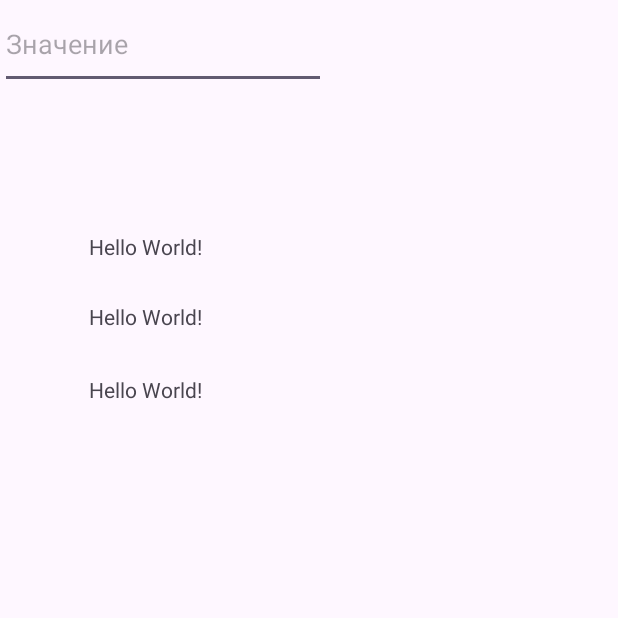
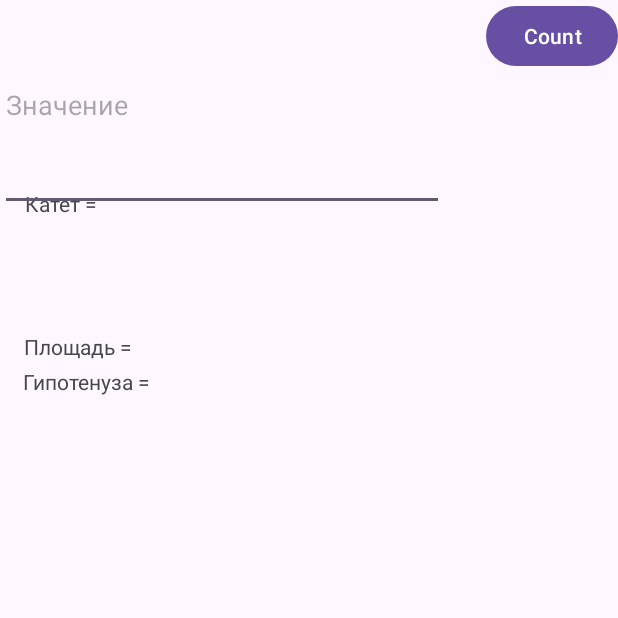
Before and after one commit to GIMIAIN/mobileSoft_laba5, an Android app: the screen it shows after launch (MainActivity), on a phone screen of 412 x 824 dp, the top half of it. Run offline under Robolectric (Android 15) with nearby library versions, the phone set to English and light mode, and no system bars.

Commit message:
Final Version

```diff
--- a/app/src/main/java/com/example/mobilesoft/MainActivity.kt
+++ b/app/src/main/java/com/example/mobilesoft/MainActivity.kt
@@ -1,10 +1,11 @@
 package com.example.mobilesoft
 
 import android.os.Bundle
-import androidx.activity.enableEdgeToEdge
 import androidx.appcompat.app.AppCompatActivity
-import androidx.core.view.ViewCompat
-import androidx.core.view.WindowInsetsCompat
+import android.widget.TextView
+import com.google.android.material.textfield.TextInputLayout
+import android.widget.Button
+import com.google.android.material.textfield.TextInputEditText
 
 class MainActivity : AppCompatActivity() {
 
@@ -12,11 +13,50 @@ class MainActivity : AppCompatActivity() {
         super.onCreate(savedInstanceState)
         setContentView(R.layout.activity_main)
 
-        val triangle = RightAngledTriangle(leg = 5.0) // Задайте значение катета
-        val area = triangle.calculateArea()
-        val hypotenuse = triangle.calculateHypotenuse()
+        // Вывод результатов в лог или на экран
+        val input = findViewById(R.id.text_input) as TextInputEditText
+        val katet: TextView = findViewById(R.id.katet) as TextView
+        val ploshyad: TextView = findViewById(R.id.ploshyad) as TextView
+        val hypotenuze: TextView = findViewById(R.id.hypotenuze) as TextView
 
-        // Вывод результатов в лог или на экран
-        Log.d("Triangle", "Area: $area, Hypotenuse: $hypotenuse")
+        val button = findViewById<Button>(R.id.button)
+
+        fun removeLetters(word: String):Double {
+            val re = Regex("[^0-9. ]")
+            var new_word = word
+            new_word = re.replace(new_word, "") // works
+            return new_word.toDouble()
+        }
+
+        val default_katet = katet.text
+        val default_ploshyad = ploshyad.text
+        val default_hypotenuze = hypotenuze.text
+
+        // Устанавливаем обработчик клика
+        button.setOnClickListener {
+            // Действие по нажатию кнопки
+            katet.text = default_katet
+            ploshyad.text = default_ploshyad
+            hypotenuze.text = default_hypotenuze
+            var parse = input.text.toString()
+            if (parse.contains("L", ignoreCase = true)){
+                val triangle = RightAngledTriangle(leg = removeLetters(parse))
+                ploshyad.text = ploshyad.text.toString() + triangle.calculateArea().toString()
+                katet.text = katet.text.toString() + triangle.calculateLeg().toString()
+                hypotenuze.text = hypotenuze.text.toString() + triangle.calculateHypotenuse().toString()
+            }
+            else if (parse.contains("H", ignoreCase = true)){
+                val triangle = RightAngledTriangle(hypotenuse = removeLetters(parse))
+                ploshyad.text = ploshyad.text.toString() + triangle.calculateArea().toString()
+                katet.text = katet.text.toString() + triangle.calculateLeg().toString()
+                hypotenuze.text = hypotenuze.text.toString() + triangle.calculateHypotenuse().toString()
+            }
+            else if (parse.contains("A", ignoreCase = true)){
+                val triangle = RightAngledTriangle(area = removeLetters(parse))
+                ploshyad.text = ploshyad.text.toString() + triangle.calculateArea().toString()
+                katet.text = katet.text.toString() + triangle.calculateLeg().toString()
+                hypotenuze.text = hypotenuze.text.toString() + triangle.calculateHypotenuse().toString()
+            }
+        }
     }
 }
--- a/app/src/main/res/layout/activity_main.xml
+++ b/app/src/main/res/layout/activity_main.xml
@@ -8,47 +8,61 @@
     tools:context=".MainActivity">
 
     <TextView
-        android:id="@+id/textView3"
+        android:id="@+id/katet"
         android:layout_width="wrap_content"
         android:layout_height="wrap_content"
-        android:text="Hello World!"
+        android:text="Катет = "
         app:layout_constraintBottom_toBottomOf="parent"
         app:layout_constraintEnd_toEndOf="parent"
-        app:layout_constraintHorizontal_bias="0.176"
+        app:layout_constraintHorizontal_bias="0.047"
         app:layout_constraintStart_toStartOf="parent"
         app:layout_constraintTop_toTopOf="parent"
-        app:layout_constraintVertical_bias="0.192" />
+        app:layout_constraintVertical_bias="0.157" />
 
     <TextView
-        android:id="@+id/textView"
+        android:id="@+id/ploshyad"
         android:layout_width="wrap_content"
         android:layout_height="wrap_content"
-        android:text="Hello World!"
+        android:text="Площадь = "
         app:layout_constraintBottom_toBottomOf="parent"
         app:layout_constraintEnd_toEndOf="parent"
-        app:layout_constraintHorizontal_bias="0.176"
+        app:layout_constraintHorizontal_bias="0.047"
         app:layout_constraintStart_toStartOf="parent"
         app:layout_constraintTop_toTopOf="parent"
-        app:layout_constraintVertical_bias="0.25" />
+        app:layout_constraintVertical_bias="0.275" />
 
     <TextView
-        android:id="@+id/textView2"
+        android:id="@+id/hypotenuze"
         android:layout_width="wrap_content"
         android:layout_height="wrap_content"
-        android:text="Hello World!"
+        android:layout_marginBottom="560dp"
+        android:text="Гипотенуза = "
         app:layout_constraintBottom_toBottomOf="parent"
         app:layout_constraintEnd_toEndOf="parent"
-        app:layout_constraintHorizontal_bias="0.176"
+        app:layout_constraintHorizontal_bias="0.047"
         app:layout_constraintStart_toStartOf="parent"
-        app:layout_constraintTop_toTopOf="parent"
-        app:layout_constraintVertical_bias="0.311" />
+        app:layout_constraintTop_toBottomOf="@+id/text_input"
+        app:layout_constraintVertical_bias="0.214" />
 
     <com.google.android.material.textfield.TextInputEditText
         android:id="@+id/text_input"
-        android:layout_width="217dp"
-        android:layout_height="59dp"
+        android:layout_width="0dp"
+        android:layout_height="0dp"
+        android:layout_marginEnd="28dp"
+        android:layout_marginBottom="104dp"
         android:hint="Значение"
-        tools:layout_editor_absoluteX="16dp"
-        tools:layout_editor_absoluteY="18dp" />
+        app:layout_constraintBottom_toTopOf="@+id/hypotenuze"
+        app:layout_constraintEnd_toStartOf="@+id/button"
+        app:layout_constraintStart_toStartOf="parent"
+        app:layout_constraintTop_toTopOf="parent" />
+
+    <Button
+        android:id="@+id/button"
+        android:layout_width="wrap_content"
+        android:layout_height="wrap_content"
+        android:text="Count"
+        app:layout_constraintEnd_toEndOf="parent"
+        app:layout_constraintStart_toEndOf="@+id/text_input"
+        app:layout_constraintTop_toTopOf="parent" />
 
 </androidx.constraintlayout.widget.ConstraintLayout>
```
